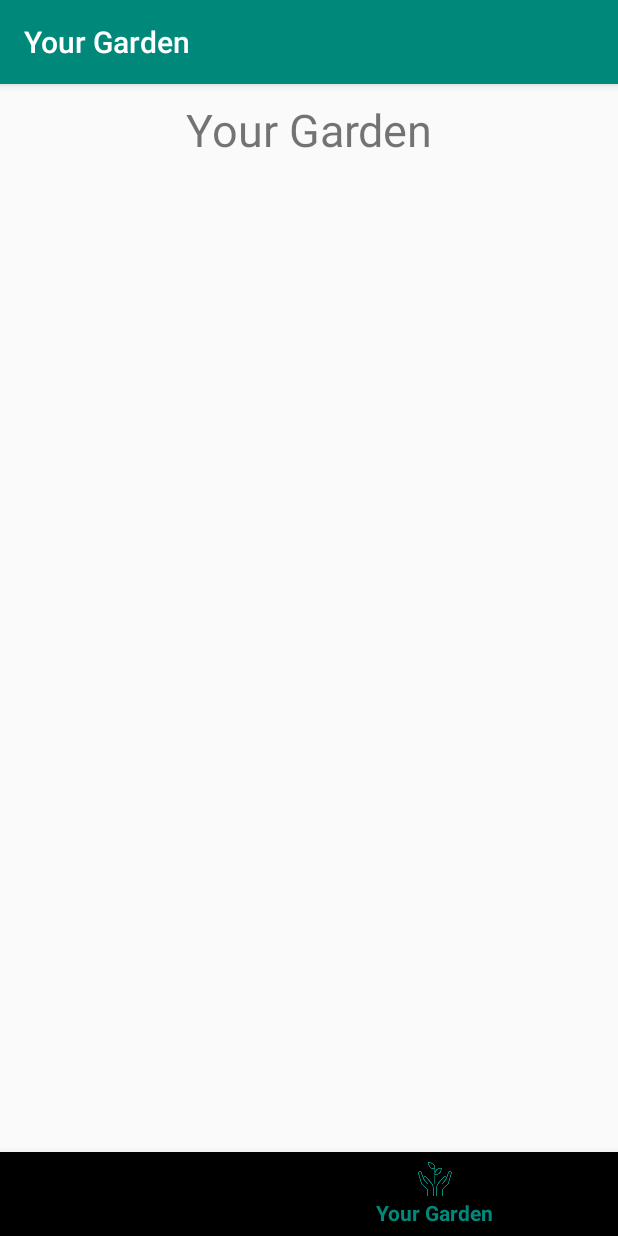
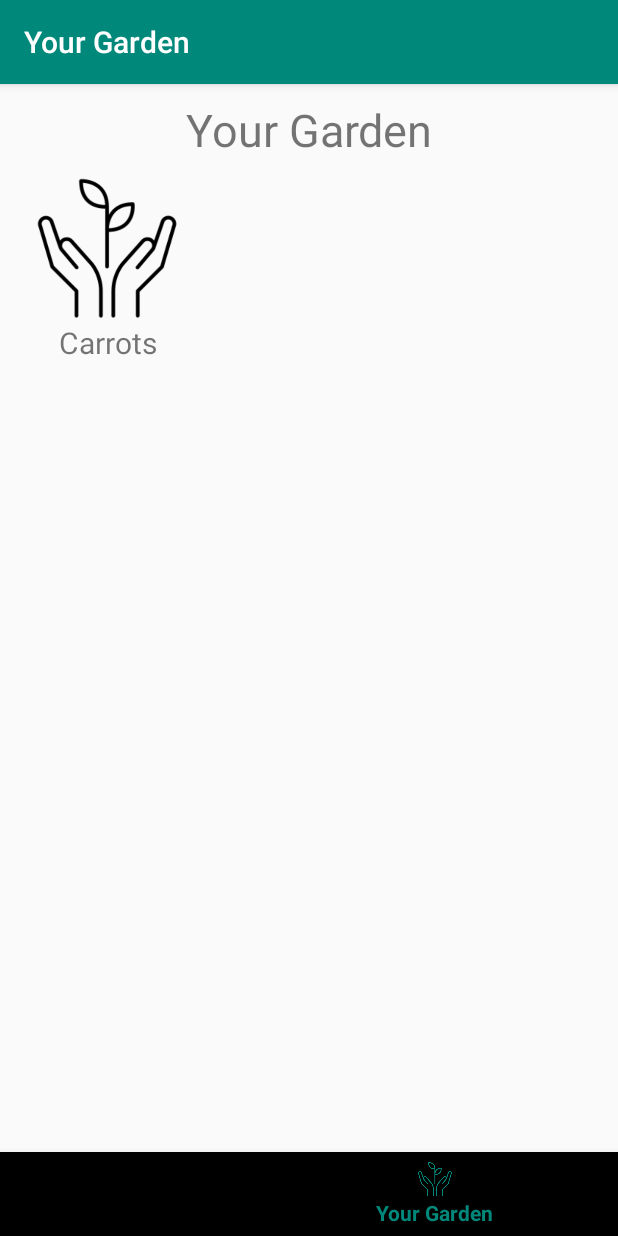
Before and after one commit to SKennelly24/PocketGardenerApp, an Android app: the screen it shows after launch (MainActivity), item 2 of the bottom bar chosen, on a phone screen of 412 x 824 dp. Run offline under Robolectric (Android 15) with nearby library versions, the phone set to English and light mode, and no system bars; our stand-ins replace Picasso; pictures from the network do not load.

Commit message:
Got recyclerview for your garden screen working

```diff
--- a/app/src/main/AndroidManifest.xml
+++ b/app/src/main/AndroidManifest.xml
@@ -17,6 +17,7 @@
             </intent-filter>
         </activity>
         <activity android:name=".PlantAdviceActivity" />
+        <activity android:name=".GardenActivity" />
     </application>
 
 </manifest>
--- /dev/null
+++ b/app/src/main/java/com/example/pocketgardener/GardenActivity.kt
@@ -0,0 +1,17 @@
+package com.example.pocketgardener
+
+import android.app.Activity
+import android.os.Bundle
+import android.util.Log
+import android.widget.TextView
+
+class GardenActivity : Activity(){
+    override fun onCreate(savedInstanceState: Bundle?) {
+        super.onCreate(savedInstanceState)
+        setContentView(R.layout.individual_plant)
+        val nameTextView : TextView = findViewById(R.id.plant_header)
+        val name = intent.getStringExtra("garden_name")
+        Log.d("Plant", name)
+        nameTextView.text = name
+    }
+}
--- /dev/null
+++ b/app/src/main/java/com/example/pocketgardener/GardenAdapter.kt
@@ -0,0 +1,30 @@
+package com.example.pocketgardener
+
+import android.content.Context
+import android.view.LayoutInflater
+import android.view.ViewGroup
+import androidx.recyclerview.widget.RecyclerView
+import com.squareup.picasso.Picasso
+
+class GardenAdapter(val context: Context,
+                   private val garden_list: List<GardenItem>,
+                   val clickListener: (GardenItem) -> Unit): RecyclerView.Adapter<GardenViewHolder>() {
+
+    override fun getItemCount(): Int = garden_list.size
+
+    override fun onCreateViewHolder(parent: ViewGroup, viewType: Int): GardenViewHolder {
+        val inflater = LayoutInflater.from(context)
+        val view = inflater.inflate(R.layout.garden_item, parent, false)
+        val holder = GardenViewHolder(view)
+
+        view.setOnClickListener {
+            clickListener(garden_list[holder.adapterPosition])
+        }
+        return holder
+    }
+
+    override fun onBindViewHolder(holder: GardenViewHolder, i: Int) {
+        holder.name.text = garden_list[i].name
+    }
+
+}
--- a/app/src/main/java/com/example/pocketgardener/GardenFragment.kt
+++ b/app/src/main/java/com/example/pocketgardener/GardenFragment.kt
@@ -1,18 +1,46 @@
 package com.example.pocketgardener
 
+import android.content.Intent
 import android.os.Bundle
+import android.util.Log
 import android.view.LayoutInflater
 import android.view.View
 import android.view.ViewGroup
 import androidx.fragment.app.Fragment
+import androidx.recyclerview.widget.GridLayoutManager
+import androidx.recyclerview.widget.RecyclerView
 
 class GardenFragment : Fragment() {
+    private lateinit var gardenPicker : RecyclerView
+    private var garden_list : List<GardenItem> = listOf(GardenItem("Carrots", "carrot"))
+    private lateinit var adapter: GardenAdapter
+
     override fun onCreateView(
         inflater: LayoutInflater,
         container: ViewGroup?,
         savedInstanceState: Bundle?
     ): View? {
         val view = inflater.inflate(R.layout.fragment_garden, container, false)
+        gardenPicker = view.findViewById(R.id.garden_recycler)
+        initRecyclerView()
         return view
     }
+
+    private fun initRecyclerView() {
+        val layoutManager = GridLayoutManager(context, 2)
+        gardenPicker.layoutManager = layoutManager
+        adapter = context?.let { context ->
+            GardenAdapter(context, garden_list) {
+                launchIndividualGarden(it)
+            }
+        }!!
+        gardenPicker.adapter = adapter
+    }
+
+    private fun launchIndividualGarden(gardenItem : GardenItem) {
+        Log.d("Plant", gardenItem.name)
+        val intent = Intent(context, GardenActivity::class.java)
+        intent.putExtra("garden_name", gardenItem.name)
+        startActivity(intent)
+    }
 }
--- /dev/null
+++ b/app/src/main/java/com/example/pocketgardener/GardenItem.kt
@@ -0,0 +1,4 @@
+package com.example.pocketgardener
+
+class GardenItem(val name: String, val image: String) {
+}
--- /dev/null
+++ b/app/src/main/java/com/example/pocketgardener/GardenViewHolder.kt
@@ -0,0 +1,11 @@
+package com.example.pocketgardener
+
+import android.view.View
+import android.widget.ImageView
+import android.widget.TextView
+import androidx.recyclerview.widget.RecyclerView
+
+class GardenViewHolder (view : View) : RecyclerView.ViewHolder(view) {
+    val image: ImageView = view.findViewById(R.id.garden_image)
+    val name: TextView = view.findViewById(R.id.garden_name)
+}
--- a/app/src/main/java/com/example/pocketgardener/PlantAdviceActivity.kt
+++ b/app/src/main/java/com/example/pocketgardener/PlantAdviceActivity.kt
@@ -12,9 +12,9 @@ class PlantAdviceActivity : Activity() {
     override fun onCreate(savedInstanceState: Bundle?) {
         super.onCreate(savedInstanceState)
         setContentView(R.layout.individual_advice)
-        val name = intent.getStringArrayExtra("plant_name")
-        val time = intent.getStringArrayExtra("plant_time")
-        val season = intent.getStringArrayExtra("plant_season")
+        val name = intent.getStringExtra("plant_name")
+        val time = intent.getStringExtra("plant_time")
+        val season = intent.getStringExtra("plant_season")
         val time_id : TextView = findViewById(R.id.timeText)
         val season_id : TextView = findViewById(R.id.seasonText)
         val name_id : TextView = findViewById(R.id.plant_header)
--- a/app/src/main/res/layout/fragment_garden.xml
+++ b/app/src/main/res/layout/fragment_garden.xml
@@ -2,6 +2,7 @@
 <androidx.constraintlayout.widget.ConstraintLayout
     xmlns:android="http://schemas.android.com/apk/res/android"
     xmlns:app="http://schemas.android.com/apk/res-auto"
+    xmlns:tools="http://schemas.android.com/tools"
     android:layout_width="match_parent"
     android:layout_height="match_parent">
 
@@ -16,20 +17,20 @@
         app:layout_constraintStart_toStartOf="parent"
         app:layout_constraintTop_toTopOf="parent" />
 
-    <androidx.gridlayout.widget.GridLayout
-        android:layout_width="409dp"
-        android:layout_height="678dp"
+    <androidx.recyclerview.widget.RecyclerView
+        android:id="@+id/garden_recycler"
+        android:layout_width="0dp"
+        android:layout_height="0dp"
         android:layout_marginStart="10dp"
         android:layout_marginLeft="10dp"
-        android:layout_marginTop="20dp"
+        android:layout_marginTop="10dp"
         android:layout_marginEnd="10dp"
         android:layout_marginRight="10dp"
         android:layout_marginBottom="10dp"
         app:layout_constraintBottom_toBottomOf="parent"
         app:layout_constraintEnd_toEndOf="parent"
         app:layout_constraintStart_toStartOf="parent"
-        app:layout_constraintTop_toBottomOf="@+id/textView">
-
-    </androidx.gridlayout.widget.GridLayout>
+        app:layout_constraintTop_toBottomOf="@+id/textView"
+        app:layout_constraintVertical_bias="0.0" />
 
 </androidx.constraintlayout.widget.ConstraintLayout>
--- /dev/null
+++ b/app/src/main/res/layout/garden_item.xml
@@ -0,0 +1,25 @@
+<?xml version="1.0" encoding="utf-8"?>
+<androidx.constraintlayout.widget.ConstraintLayout xmlns:android="http://schemas.android.com/apk/res/android"
+    xmlns:app="http://schemas.android.com/apk/res-auto"
+    xmlns:tools="http://schemas.android.com/tools"
+    android:layout_width="wrap_content"
+    android:layout_height="wrap_content">
+
+    <ImageView
+        android:id="@+id/garden_image"
+        android:layout_width="123dp"
+        android:layout_height="98dp"
+        app:layout_constraintStart_toStartOf="parent"
+        app:layout_constraintTop_toTopOf="parent"
+        app:srcCompat="@drawable/garden" />
+
+    <TextView
+        android:id="@+id/garden_name"
+        android:layout_width="wrap_content"
+        android:layout_height="22dp"
+        android:text="@string/header_advice_plant"
+        android:textSize="20sp"
+        app:layout_constraintEnd_toEndOf="@+id/garden_image"
+        app:layout_constraintStart_toStartOf="parent"
+        app:layout_constraintTop_toBottomOf="@+id/garden_image" />
+</androidx.constraintlayout.widget.ConstraintLayout>
```
